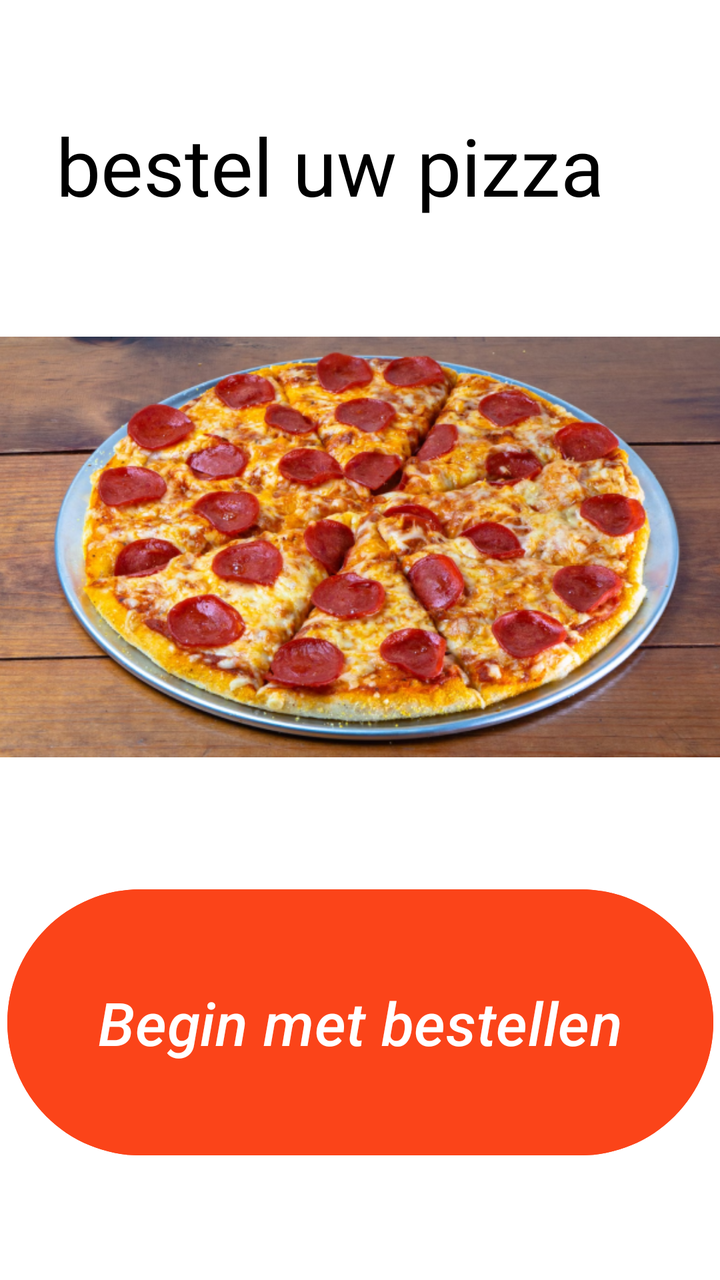
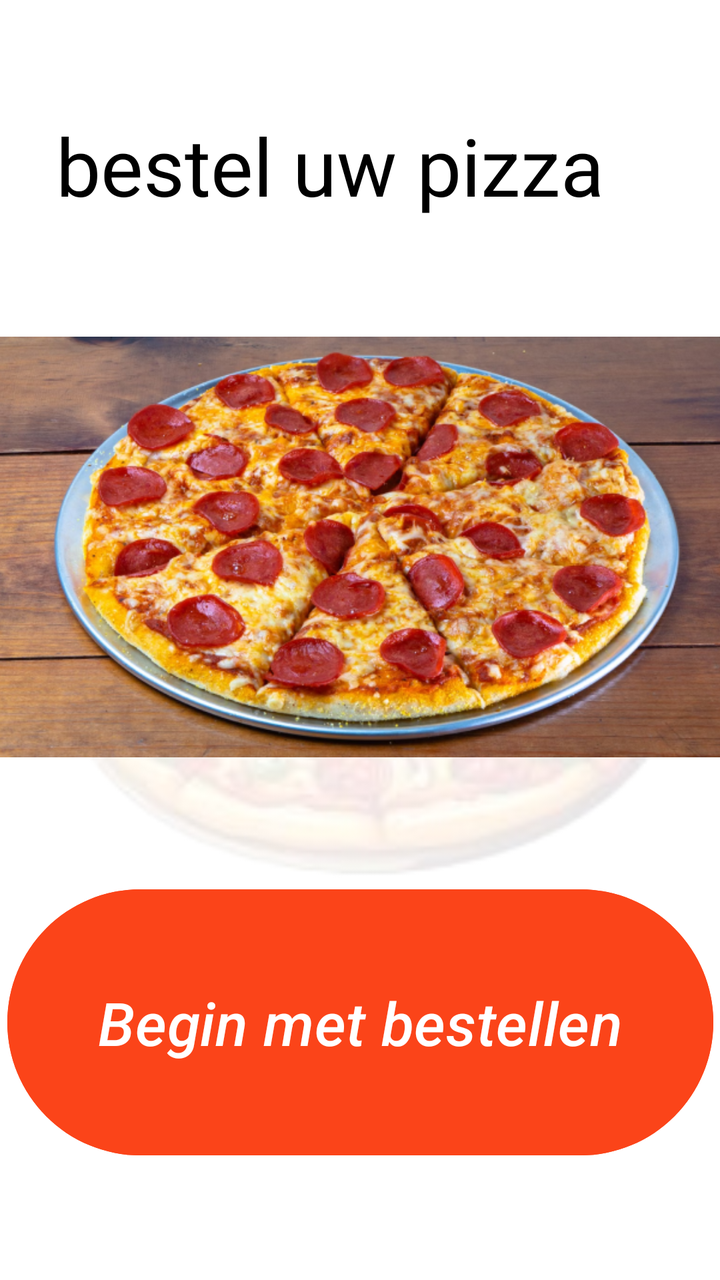

An Android layout rendered at two revisions. The XML below is the earlier revision; the diff shows what the commit changed to produce the second picture.
<!-- AndroidManifest.xml: application theme Theme.Bestel -->
<!-- res/layout/activity_main.xml -->
<?xml version="1.0" encoding="utf-8"?>
<androidx.constraintlayout.widget.ConstraintLayout xmlns:android="http://schemas.android.com/apk/res/android"
    xmlns:app="http://schemas.android.com/apk/res-auto"
    xmlns:tools="http://schemas.android.com/tools"
    android:id="@+id/main"
    android:layout_width="match_parent"
    android:layout_height="match_parent"
    android:background="#FFFFFF"
    android:backgroundTint="#FFFFFF"
    tools:context=".MainActivity">


    <TextView
        android:id="@+id/textView"
        android:layout_width="304dp"
        android:layout_height="55dp"
        android:layout_marginTop="56dp"
        android:text="bestel uw pizza"
        android:textColor="#000000"
        android:textSize="40sp"
        app:layout_constraintEnd_toEndOf="parent"
        app:layout_constraintStart_toStartOf="parent"
        app:layout_constraintTop_toTopOf="parent" />

    <ImageView
        android:id="@+id/imageView"
        android:layout_width="369dp"
        android:layout_height="217dp"
        android:layout_marginTop="36dp"
        app:layout_constraintBottom_toBottomOf="parent"
        app:layout_constraintEnd_toEndOf="parent"
        app:layout_constraintStart_toStartOf="parent"
        app:layout_constraintTop_toBottomOf="@+id/textView"
        app:layout_constraintVertical_bias="0.065"
        app:srcCompat="@drawable/_323123" />

    <Button
        android:id="@+id/button"
        android:layout_width="353dp"
        android:layout_height="141dp"
        android:backgroundTint="#FB4419"
        android:backgroundTintMode="add"
        android:text="Begin met bestellen"
        android:textColor="#FFFFFF"
        android:textSize="30sp"
        android:textStyle="italic"
        app:layout_constraintBottom_toBottomOf="parent"
        app:layout_constraintEnd_toEndOf="parent"
        app:layout_constraintStart_toStartOf="parent"
        app:layout_constraintTop_toBottomOf="@+id/imageView" />
</androidx.constraintlayout.widget.ConstraintLayout>
<!-- resources referenced by this layout -->
<resources>
  <!-- drawable _323123: png bitmap (drawable, 484350 bytes) -->
  <style name="Theme.Bestel" parent="Base.Theme.Bestel" />
  <style name="Base.Theme.Bestel" parent="Theme.Material3.DayNight.NoActionBar">
          
          
      </style>
</resources>

<!-- the commit's change to res/layout/activity_main.xml (unified diff, before → after) -->
@@ -9,6 +9,18 @@
     android:backgroundTint="#FFFFFF"
     tools:context=".MainActivity">
 
+
+    <ImageView
+        android:id="@+id/imageView2"
+        android:layout_width="352dp"
+        android:layout_height="259dp"
+        app:layout_constraintBottom_toBottomOf="parent"
+        app:layout_constraintEnd_toEndOf="parent"
+        app:layout_constraintHorizontal_bias="0.491"
+        app:layout_constraintStart_toStartOf="parent"
+        app:layout_constraintTop_toTopOf="parent"
+        app:layout_constraintVertical_bias="0.536"
+        app:srcCompat="@drawable/schermafbeelding_2026_10_06_103628_removebg_preview" />
 
     <TextView
         android:id="@+id/textView"
@@ -35,7 +47,7 @@
         app:srcCompat="@drawable/_323123" />
 
     <Button
-        android:id="@+id/button"
+        android:id="@+id/knop"
         android:layout_width="353dp"
         android:layout_height="141dp"
         android:backgroundTint="#FB4419"
@@ -48,4 +60,5 @@
         app:layout_constraintEnd_toEndOf="parent"
         app:layout_constraintStart_toStartOf="parent"
         app:layout_constraintTop_toBottomOf="@+id/imageView" />
+
 </androidx.constraintlayout.widget.ConstraintLayout>
<!-- resource entries referenced after the edit -->
@@ -1,6 +1,7 @@
 <!-- resources referenced by this layout -->
 <resources>
   <!-- drawable _323123: png bitmap (drawable, 484350 bytes) -->
+  <!-- drawable schermafbeelding_2026_10_06_103628_removebg_preview: png bitmap (drawable, 33769 bytes) -->
   <style name="Theme.Bestel" parent="Base.Theme.Bestel" />
   <style name="Base.Theme.Bestel" parent="Theme.Material3.DayNight.NoActionBar">
           
